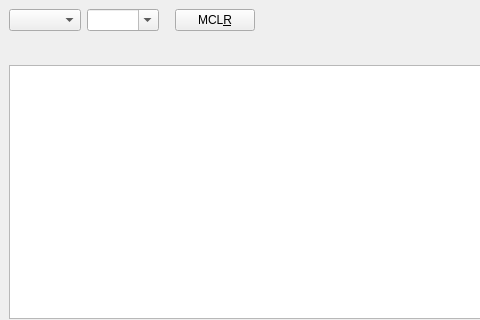
Old version of the form src/mainwindow.ui in the repository thirtythreeforty/bullycpp; both pictures show x 0 to 480 and y 0 to 320 of the 800 by 600 pixel window.
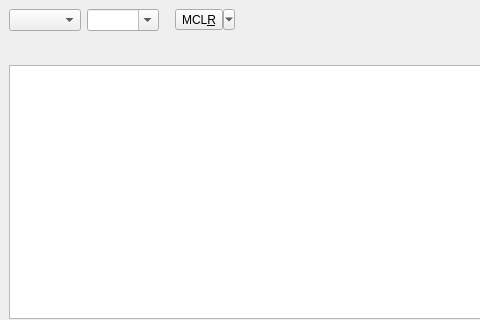
New version of the form. Custom widgets are drawn as their Qt base class.

Commit message:
Make MCLR button emit low pulse
The button will now hold MCLR low only while it is held down.
Alternatively, the arrow next to it will lock the button down until it
is clicked again.

This closes #8.

What changed in the file:
```diff
--- a/src/mainwindow.ui
+++ b/src/mainwindow.ui
@@ -57,15 +57,18 @@
        </spacer>
       </item>
       <item>
-       <widget class="QPushButton" name="mclrButton">
+       <widget class="StickyQButton" name="mclrButton">
         <property name="text">
          <string>MCL&amp;R</string>
         </property>
         <property name="shortcut">
          <string>Alt+R</string>
         </property>
-        <property name="checkable">
-         <bool>true</bool>
+        <property name="popupMode">
+         <enum>QToolButton::MenuButtonPopup</enum>
+        </property>
+        <property name="toolButtonStyle">
+         <enum>Qt::ToolButtonTextOnly</enum>
         </property>
        </widget>
       </item>
@@ -456,6 +459,11 @@
    <header>widgets/CollapsingQTabWidget.h</header>
    <container>1</container>
   </customwidget>
+  <customwidget>
+   <class>StickyQButton</class>
+   <extends>QToolButton</extends>
+   <header>widgets/StickyQButton.h</header>
+  </customwidget>
  </customwidgets>
  <resources/>
  <connections/>
```
The commit also changes 3 other files.
